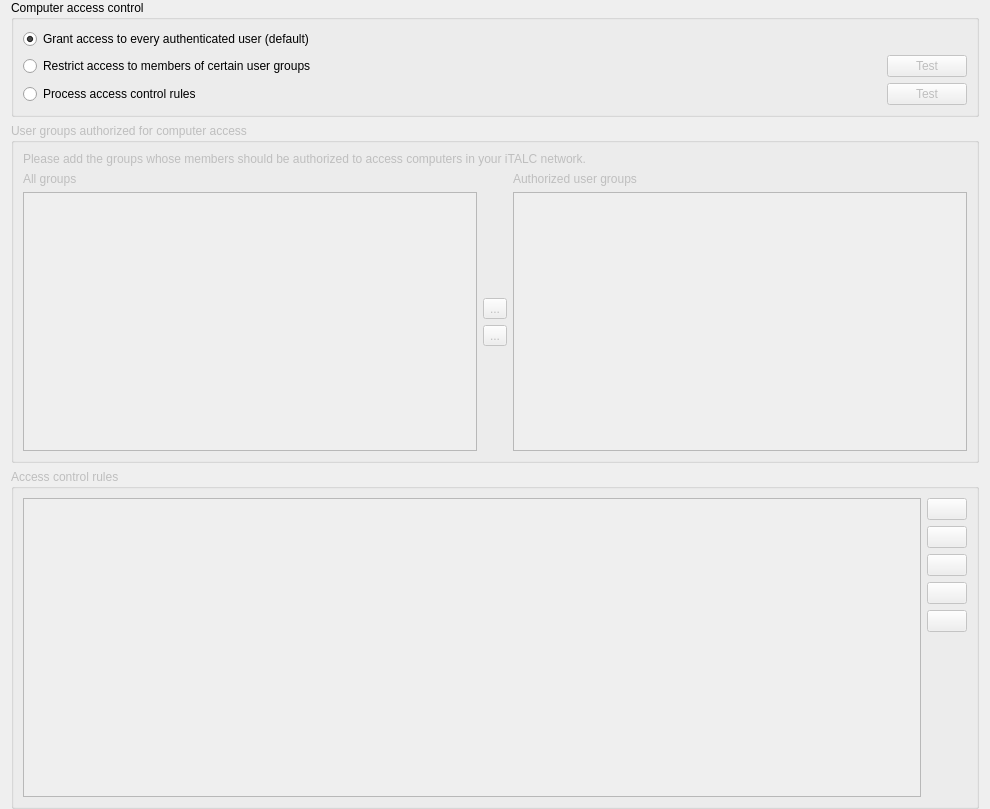
This is imc/Forms/AccessControlPage.ui in veyon/veyon as Qt 5 draws it before an edit. The edited form follows.
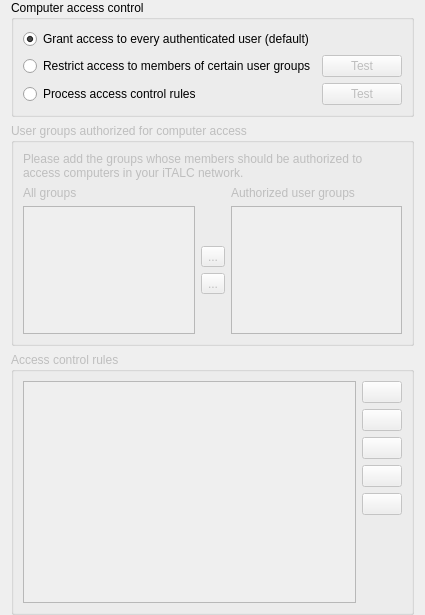
This is the edited form. Icons and pictures are not drawn.

Commit message: IMC: remove geometry settings from forms and make widgets adjust to contents

```diff
--- a/imc/Forms/AccessControlPage.ui
+++ b/imc/Forms/AccessControlPage.ui
@@ -2,14 +2,6 @@
 <ui version="4.0">
  <class>AccessControlPage</class>
  <widget class="QWidget" name="AccessControlPage">
-  <property name="geometry">
-   <rect>
-    <x>0</x>
-    <y>0</y>
-    <width>990</width>
-    <height>809</height>
-   </rect>
-  </property>
   <property name="windowTitle">
    <string>Form</string>
   </property>
@@ -101,6 +93,9 @@
      <layout class="QGridLayout" name="gridLayout_18">
       <item row="2" column="0">
        <widget class="QListWidget" name="allGroupsList">
+        <property name="sizeAdjustPolicy">
+         <enum>QAbstractScrollArea::AdjustToContents</enum>
+        </property>
         <property name="selectionMode">
          <enum>QAbstractItemView::MultiSelection</enum>
         </property>
@@ -128,6 +123,9 @@
       </item>
       <item row="2" column="2">
        <widget class="QListWidget" name="accessGroupsList">
+        <property name="sizeAdjustPolicy">
+         <enum>QAbstractScrollArea::AdjustToContents</enum>
+        </property>
         <property name="selectionMode">
          <enum>QAbstractItemView::MultiSelection</enum>
         </property>
@@ -251,6 +249,9 @@
       </item>
       <item row="0" column="0" rowspan="6">
        <widget class="QListView" name="accessControlRulesView">
+        <property name="sizeAdjustPolicy">
+         <enum>QAbstractScrollArea::AdjustToContents</enum>
+        </property>
         <property name="editTriggers">
          <set>QAbstractItemView::NoEditTriggers</set>
         </property>
```
The commit also changes 4 other files.
